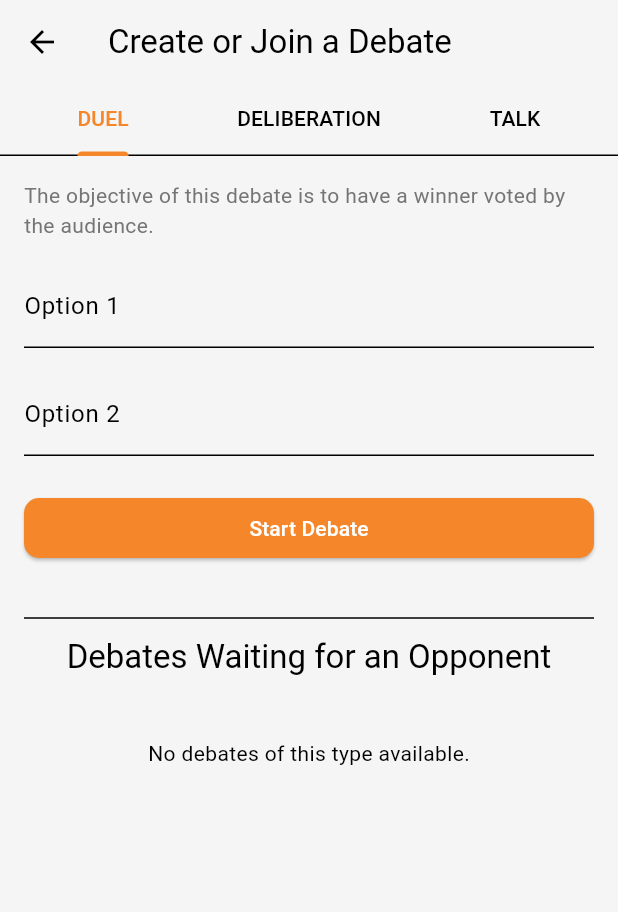
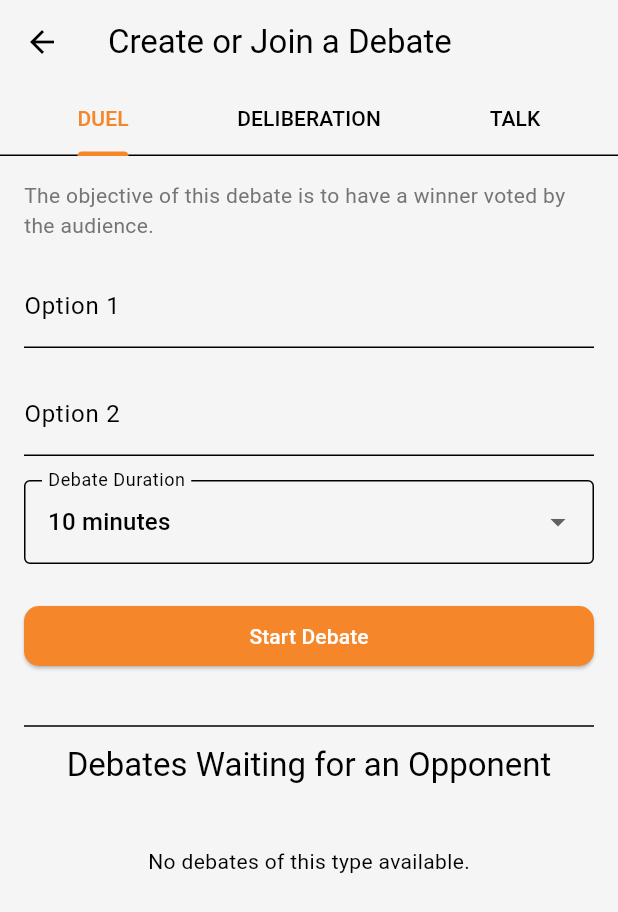
Before and after one commit to mehdilam-sudo/argu, a Flutter app: the AddDebatePage screen opened directly, on a phone screen of 412 x 824 dp. Shown: the top 912 px of the screen. Run offline on Flutter 3.47's test engine with Material 3 defaults, Android fonts, the phone set to English and light mode, and no system bars; our stand-ins replace cloud_firestore, curved_navigation_bar, firebase_auth, firebase_core, firebase_storage, google_sign_in and 3 more; missing offline and left inert: agora_rtc_engine; accounts and stored records are empty.

Commit message:
amelioreation du temps pour les duels

```diff
--- a/lib/pages/add_debate_page.dart
+++ b/lib/pages/add_debate_page.dart
@@ -43,6 +43,7 @@ class _AddDebatePageState extends State<AddDebatePage> with SingleTickerProvider
   // State flags for loading indicators.
   bool _isCreating = false;
   final Set<String> _joiningDebateIds = {};
+  int _selectedDuelDurationInMinutes = 10;
 
   @override
   void initState() {
@@ -69,6 +70,7 @@ class _AddDebatePageState extends State<AddDebatePage> with SingleTickerProvider
 
     try {
       String? title, choice1, choice2;
+      int? duration;
 
       // Populate data from the correct text controllers based on the debate type.
       switch (type) {
@@ -78,6 +80,7 @@ class _AddDebatePageState extends State<AddDebatePage> with SingleTickerProvider
         case 'duel':
           choice1 = _controllers['duel_choice1']!.text;
           choice2 = _controllers['duel_choice2']!.text;
+          duration = _selectedDuelDurationInMinutes;
           break;
         case 'deliberation':
           choice1 = _controllers['deliberation_choice1']!.text;
@@ -91,6 +94,7 @@ class _AddDebatePageState extends State<AddDebatePage> with SingleTickerProvider
         title: title,
         choice1: choice1,
         choice2: choice2,
+        durationInMinutes: duration,
       );
 
       if (mounted) {
@@ -236,11 +240,7 @@ class _AddDebatePageState extends State<AddDebatePage> with SingleTickerProvider
 
   /// Builds the form for 'Duel' and 'Deliberation' types.
   Widget _buildDuelOrDeliberationForm(String type) {
-    return Form(
-      key: _formKeys[type],
-      child: Column(
-        crossAxisAlignment: CrossAxisAlignment.stretch,
-        children: [
+    final formChildren = <Widget>[
       TextFormField(
         controller: _controllers['${type}_choice1'],
         decoration: const InputDecoration(labelText: 'Option 1'),
@@ -252,22 +252,56 @@ class _AddDebatePageState extends State<AddDebatePage> with SingleTickerProvider
         decoration: const InputDecoration(labelText: 'Option 2'),
         validator: (value) => (value == null || value.isEmpty) ? 'Please enter option 2' : null,
       ),
+    ];
+
+    if (type == 'duel') {
+      formChildren.addAll([
+        const SizedBox(height: 16),
+        DropdownButtonFormField<int>(
+          value: _selectedDuelDurationInMinutes,
+          decoration: const InputDecoration(
+            labelText: 'Debate Duration',
+            border: OutlineInputBorder(),
+          ),
+          items: [5, 10, 15, 30].map((int value) {
+            return DropdownMenuItem<int>(
+              value: value,
+              child: Text('$value minutes'),
+            );
+          }).toList(),
+          onChanged: (newValue) {
+            if (newValue != null) {
+              setState(() {
+                _selectedDuelDurationInMinutes = newValue;
+              });
+            }
+          },
+        ),
+      ]);
+    }
+
+    formChildren.addAll([
       const SizedBox(height: 24),
       ElevatedButton(
         style: ElevatedButton.styleFrom(
           backgroundColor: Theme.of(context).colorScheme.primary,
           foregroundColor: Colors.white,
           shape: RoundedRectangleBorder(
-              borderRadius: BorderRadius.circular(10.0), // Rayon de 10.0
+            borderRadius: BorderRadius.circular(10.0),
           ),
         ),
         onPressed: _isCreating ? null : _createDebate,
-            child: _isCreating ? const SizedBox(
-              height: 20,
-              width: 20,
-              child: CircularProgressIndicator(strokeWidth: 2)) : const Text('Start Debate'),
+        child: _isCreating
+            ? const SizedBox(height: 20, width: 20, child: CircularProgressIndicator(strokeWidth: 2))
+            : const Text('Start Debate'),
       ),
-        ],
+    ]);
+
+    return Form(
+      key: _formKeys[type],
+      child: Column(
+        crossAxisAlignment: CrossAxisAlignment.stretch,
+        children: formChildren,
       ),
     );
   }
@@ -282,7 +316,6 @@ class _AddDebatePageState extends State<AddDebatePage> with SingleTickerProvider
           TextFormField(
             controller: _controllers['talk_title'],
             decoration: const InputDecoration(labelText: 'Debate Title'),
-            // New: Validator added to make the title mandatory.
             validator: (value) => (value == null || value.isEmpty) ? 'Please enter a title' : null,
           ),
           const SizedBox(height: 24),
@@ -292,13 +325,12 @@ class _AddDebatePageState extends State<AddDebatePage> with SingleTickerProvider
               backgroundColor: Theme.of(context).colorScheme.primary,
               foregroundColor: Colors.white,
               shape: RoundedRectangleBorder(
-              borderRadius: BorderRadius.circular(10.0), // Rayon de 10.0
+                borderRadius: BorderRadius.circular(10.0),
               ),
             ),
-            child: _isCreating ? const SizedBox(
-              height: 20,
-              width: 20,
-              child: CircularProgressIndicator(strokeWidth: 2)) : const Text('Start Debate'),
+            child: _isCreating
+                ? const SizedBox(height: 20, width: 20, child: CircularProgressIndicator(strokeWidth: 2))
+                : const Text('Start Debate'),
           ),
         ],
       ),
@@ -316,7 +348,6 @@ class _AddDebatePageState extends State<AddDebatePage> with SingleTickerProvider
         if (snapshot.hasError) {
           return SliverToBoxAdapter(child: Center(child: Text('Error: ${snapshot.error}')));
         }
-
         final debates = snapshot.data?.docs.where((doc) {
           final data = doc.data() as Map<String, dynamic>?;
           return data?['hostId'] != FirebaseAuth.instance.currentUser?.uid;
@@ -343,12 +374,24 @@ class _AddDebatePageState extends State<AddDebatePage> with SingleTickerProvider
               final debateId = debate.id;
               final isJoining = _joiningDebateIds.contains(debateId);
 
-              // New: Dynamically build the title based on debate type.
               String displayTitle;
+              String? subtitleText;
+              String? durationText;
+              String? debatorOneText;
+
               if (debateData['type'] == 'duel') {
                 final choice1 = debateData['choice1'] ?? '...';
                 final choice2 = debateData['choice2'] ?? '...';
                 displayTitle = '$choice1 vs $choice2';
+                final duration = debateData['durationInMinutes'];
+                final debatorOne = debateData['debatorOne'] ?? '...';
+                if (duration != null) {
+                  durationText = '$duration minutes';
+                }
+                if (debatorOne != null) {
+                  debatorOneText = '@ $debatorOne';
+                  subtitleText = '$durationText $debatorOneText';
+                }
               } else if (debateData['type'] == 'deliberation') {
                 final choice1 = debateData['choice1'] ?? '...';
                 final choice2 = debateData['choice2'] ?? '...';
@@ -361,6 +404,7 @@ class _AddDebatePageState extends State<AddDebatePage> with SingleTickerProvider
                 margin: const EdgeInsets.symmetric(vertical: 6.0),
                 child: ListTile(
                   title: Text(displayTitle),
+                  subtitle: subtitleText != null ? Text(subtitleText) : null,
                   trailing: ElevatedButton(
                     onPressed: isJoining ? null : () => _joinDebate(debateId),
                     child: isJoining ? const SizedBox(height: 20, width: 20, child: CircularProgressIndicator(strokeWidth: 2)) : const Text('Join'),
```
Also changed, not shown: lib/pages/live_debate_screen.dart (+49 -13 lines), lib/services/debate_service.dart (+20 -0 lines). Lines whose indentation alone changed are shown as unchanged.
